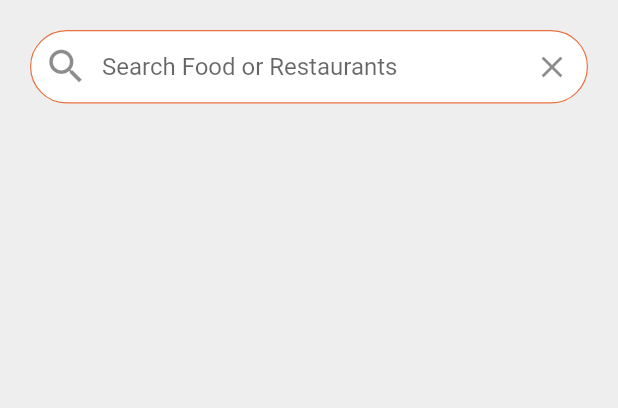
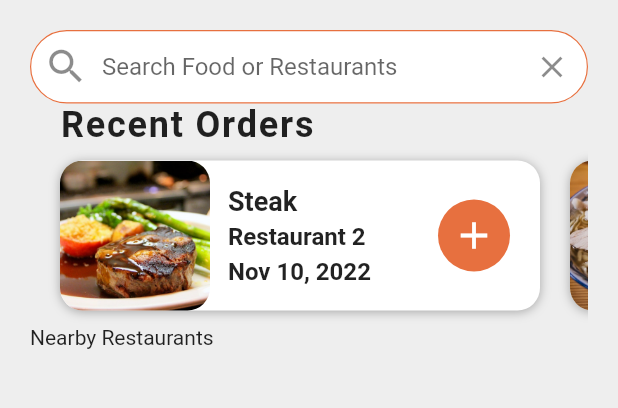
Before and after one commit to VicOntiri/News_app-complete, a Flutter app: the screen it shows after launch, on a phone screen of 412 x 824 dp, the part 84-492 px from its top. Run offline on Flutter 3.47's test engine with Material 2 defaults, Android fonts, the phone set to English and light mode, and no system bars.

Commit message:
added recent orders

```diff
--- a/food_delivery_app/lib/screens/home_screen.dart
+++ b/food_delivery_app/lib/screens/home_screen.dart
@@ -1,4 +1,5 @@
 import 'package:flutter/material.dart';
+import 'package:food_delivery_app/widgets/recent_orders.dart';
 
 class HomeScreen extends StatelessWidget {
   const HomeScreen({super.key});
@@ -58,6 +59,13 @@
                 ),
               ),
             ),
+            RecentOrders(),
+            Column(
+              crossAxisAlignment: CrossAxisAlignment.start,
+              children: [
+                Text('Nearby Restaurants'),
+              ],
+            ),
           ],
         ),
       ),
--- /dev/null
+++ b/food_delivery_app/lib/widgets/recent_orders.dart
@@ -0,0 +1,133 @@
+import 'package:flutter/material.dart';
+import 'package:food_delivery_app/data/data.dart';
+import 'package:food_delivery_app/models/order.dart';
+
+class RecentOrders extends StatelessWidget {
+  const RecentOrders({Key? key}) : super(key: key);
+
+  _buildRecentOrder(BuildContext context, Order order) {
+    return Container(
+      margin: const EdgeInsets.all(10.0),
+      width: 320.0,
+      decoration: BoxDecoration(
+        color: Colors.white,
+        borderRadius: BorderRadius.circular(15.0),
+        // border: Border.all(
+        //   width: 1.0,
+        //   color: Colors.grey,
+        // ),
+        boxShadow: [
+          BoxShadow(
+            offset: Offset(0, 1),
+            blurRadius: 5,
+            color: Colors.black.withOpacity(0.3),
+          ),
+        ],
+      ),
+      child: Row(
+        mainAxisAlignment: MainAxisAlignment.spaceBetween,
+        children: <Widget>[
+          Expanded(
+            child: Row(
+              children: <Widget>[
+                ClipRRect(
+                  borderRadius: BorderRadius.circular(15.0),
+                  child: Image(
+                    height: 100.0,
+                    width: 100.0,
+                    image: AssetImage(order.food.imageUrl),
+                    fit: BoxFit.cover,
+                  ),
+                ),
+                Expanded(
+                  child: Container(
+                    margin: const EdgeInsets.all(12.0),
+                    child: Column(
+                      mainAxisAlignment: MainAxisAlignment.center,
+                      crossAxisAlignment: CrossAxisAlignment.start,
+                      children: <Widget>[
+                        Text(
+                          order.food.name,
+                          style: const TextStyle(
+                            fontSize: 18.0,
+                            fontWeight: FontWeight.bold,
+                          ),
+                          overflow: TextOverflow.ellipsis,
+                        ),
+                        const SizedBox(height: 4.0),
+                        Text(
+                          order.restaurant.name,
+                          style: const TextStyle(
+                            fontSize: 16.0,
+                            fontWeight: FontWeight.w600,
+                          ),
+                          overflow: TextOverflow.ellipsis,
+                        ),
+                        const SizedBox(height: 4.0),
+                        Text(
+                          order.date,
+                          style: const TextStyle(
+                            fontSize: 16.0,
+                            fontWeight: FontWeight.w600,
+                          ),
+                          overflow: TextOverflow.ellipsis,
+                        ),
+                      ],
+                    ),
+                  ),
+                ),
+              ],
+            ),
+          ),
+          Container(
+            margin: const EdgeInsets.only(right: 20.0),
+            width: 48.0,
+            decoration: BoxDecoration(
+              color: Theme.of(context).primaryColor,
+              borderRadius: BorderRadius.circular(30.0),
+            ),
+            child: IconButton(
+              icon: const Icon(Icons.add),
+              iconSize: 30.0,
+              color: Colors.white,
+              onPressed: () {},
+            ),
+          ),
+        ],
+      ),
+    );
+  }
+
+  @override
+  Widget build(BuildContext context) {
+    return Column(
+      crossAxisAlignment: CrossAxisAlignment.start,
+      children: <Widget>[
+        const Padding(
+          padding: EdgeInsets.symmetric(horizontal: 20.0),
+          child: Text(
+            'Recent Orders',
+            style: TextStyle(
+              fontSize: 24.0,
+              fontWeight: FontWeight.w600,
+              letterSpacing: 1.2,
+            ),
+          ),
+        ),
+        SizedBox(
+          height: 120.0,
+          child: ListView.builder(
+            physics: const BouncingScrollPhysics(),
+            padding: const EdgeInsets.only(left: 10.0),
+            scrollDirection: Axis.horizontal,
+            itemCount: currentUser.orders.length,
+            itemBuilder: (BuildContext context, int index) {
+              Order order = currentUser.orders[index];
+              return _buildRecentOrder(context, order);
+            },
+          ),
+        ),
+      ],
+    );
+  }
+}
```
